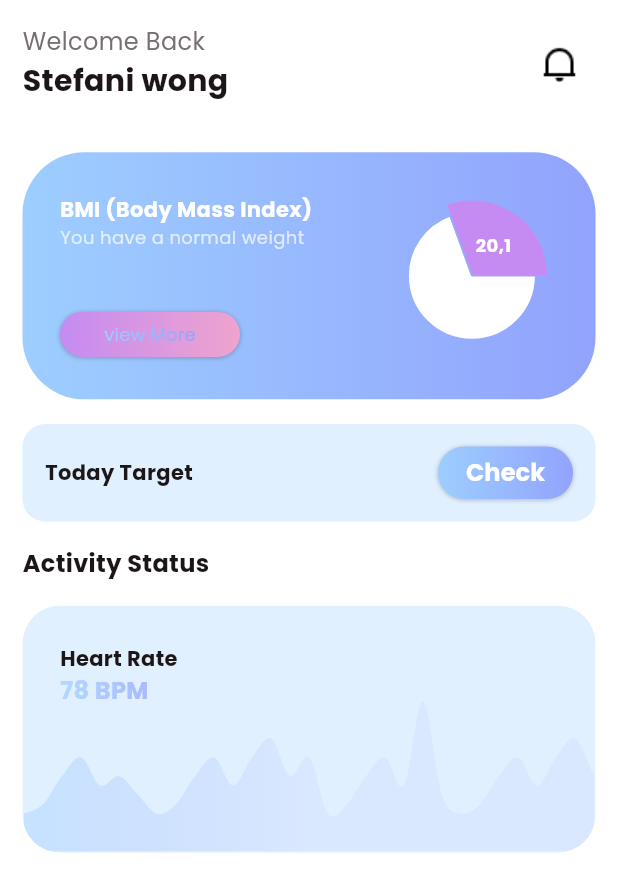
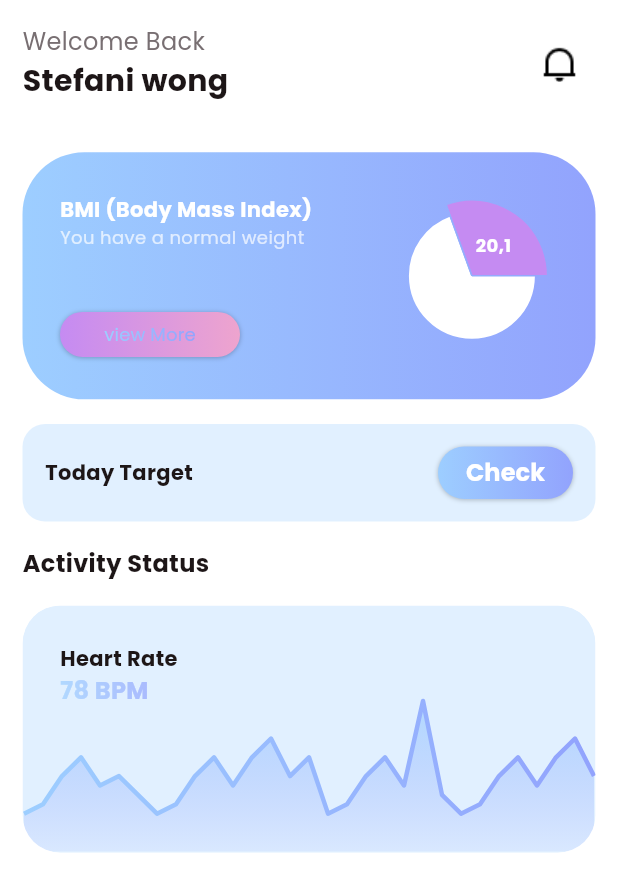
Before and after one commit to sdhaputhanthrie/Fitness-App, a Flutter app: the HomeView screen opened directly, on a phone screen of 412 x 824 dp. Shown: the top 892 px of the screen. Run offline on Flutter 3.47's test engine with Material 3 defaults, Android fonts, the phone set to English and light mode, and no system bars; drawn by our look-alikes of fl_chart; our stand-ins replace carousel_slider.

Commit message:
add changes in line chart

```diff
--- a/lib/view/home/home_view.dart
+++ b/lib/view/home/home_view.dart
@@ -55,23 +55,25 @@ class _HomeViewState extends State<HomeView> {
       LineChartBarData(
         showingIndicators: showingTooltipOnSpots,
         spots: allSpots,
-        isCurved: true,
-        barWidth: 4,
+        isCurved: false,
+        barWidth: 3,
 
         belowBarData: BarAreaData(
           show: true,
           gradient: LinearGradient(
             colors: [
-              TColor.primaryColor2.withOpacity(0.4),
+              TColor.primaryColor2.withOpacity(0.7),
               TColor.primaryColor1.withOpacity(0.1),
-              TColor.primaryColor1.withOpacity(0.1),
+
             ],
+            begin: Alignment.topCenter,
+            end: Alignment.bottomCenter
           ),
         ),
-        dotData: const FlDotData(show: false),
+        dotData: FlDotData(show: false),
         gradient: LinearGradient(
           colors: TColor.primaryG,
-          stops: const [0.1, 0.4, 0.9],
+
         ),
       ),
     ];
@@ -345,7 +347,10 @@ class _HomeViewState extends State<HomeView> {
                                           .first
                                           .spotIndex;
                                       showingTooltipOnSpots.clear();
-                                      setState(() {});
+
+                                      setState(() {
+                                        showingTooltipOnSpots.add(spotIndex);
+                                      });
                                     }
                                   },
                               mouseCursorResolver:
@@ -366,13 +371,13 @@ class _HomeViewState extends State<HomeView> {
                                   ) {
                                     return spotIndexes.map((index) {
                                       return TouchedSpotIndicatorData(
-                                        const FlLine(color: Colors.transparent),
+                                        FlLine(color: Colors.transparent),
                                         FlDotData(
                                           show: true,
                                           getDotPainter:
                                               (spot, percent, barData, index) =>
                                                   FlDotCirclePainter(
-                                                    radius: 3,
+                                                    radius: 4,
                                                     color: Colors.white,
                                                     strokeWidth: 3,
                                                     strokeColor:
@@ -385,12 +390,12 @@ class _HomeViewState extends State<HomeView> {
                               touchTooltipData: LineTouchTooltipData(
                                 getTooltipColor: (touchedSpot) =>
                                     TColor.secondaryColor1,
-                                tooltipBorderRadius: BorderRadius.circular(8),
+                                tooltipBorderRadius: BorderRadius.circular(20),
                                 getTooltipItems:
                                     (List<LineBarSpot> lineBarsSpot) {
                                       return lineBarsSpot.map((lineBarSpot) {
                                         return LineTooltipItem(
-                                          "${lineBarSpot.x.toInt()}mins ago",
+                                          "${lineBarSpot.x.toInt()} mins ago",
                                           const TextStyle(
                                             color: Colors.white,
                                             fontSize: 10,
@@ -405,6 +410,7 @@ class _HomeViewState extends State<HomeView> {
                             minY: 0,
                             maxY: 130,
                             titlesData: FlTitlesData(show: false),
+
                             gridData: const FlGridData(show: false),
                             borderData: FlBorderData(
                               show: true,
```
